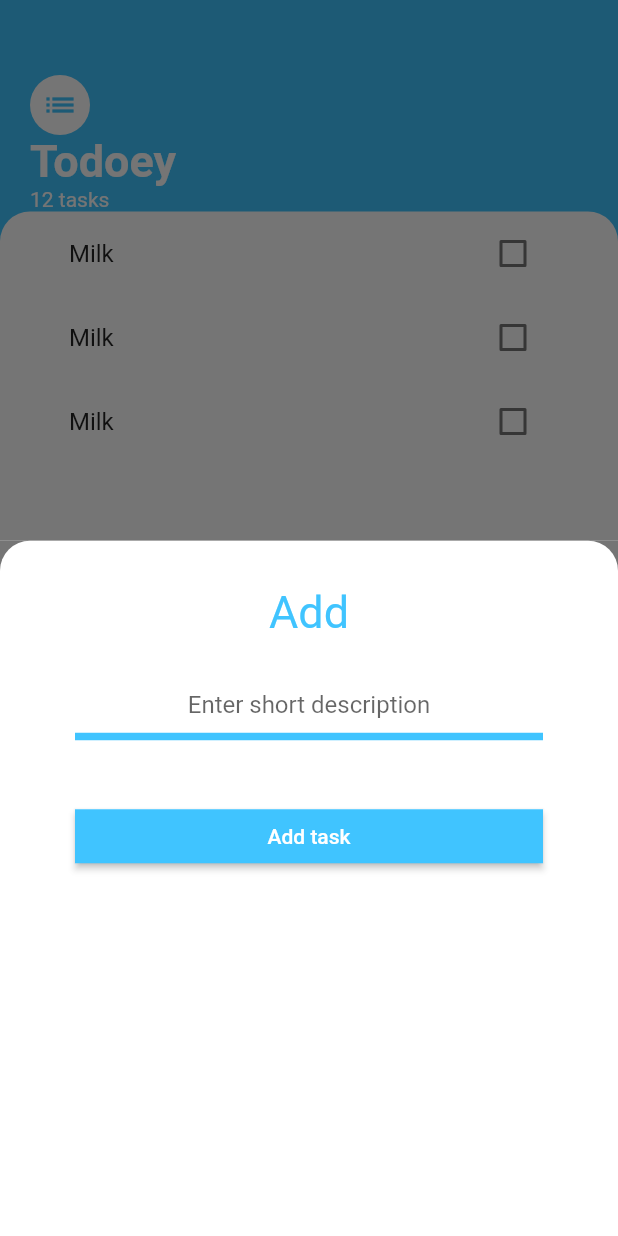
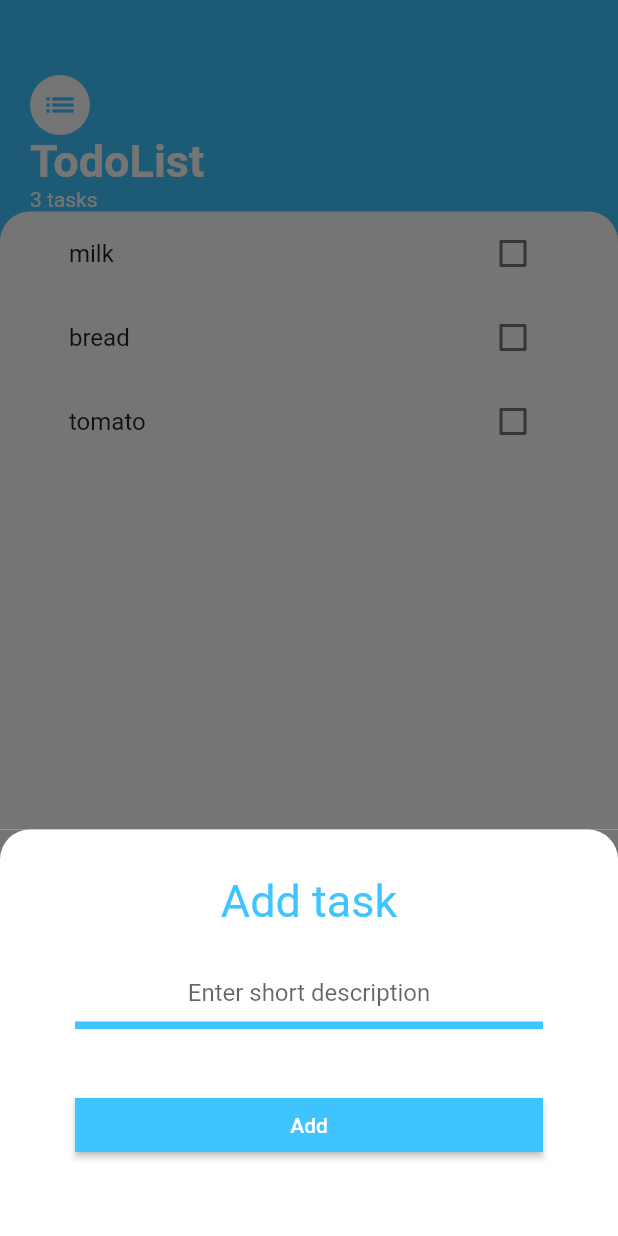
Before and after one commit to ilyatsaj/todo_list_flutter2, a Flutter app: the screen it shows after launch, after a tap on the "add" icon, on a phone screen of 412 x 824 dp. Run offline on Flutter 3.47's test engine with Material 2 defaults, Android fonts, the phone set to English and light mode, and no system bars.

Commit message:
add provider, refactor names, move styles to separate file

```diff
--- a/lib/entities/task.dart
+++ /dev/null
@@ -1,27 +0,0 @@
-import 'package:flutter/material.dart';
-
-class Task extends StatelessWidget {
-  Task({required this.text, required this.isChecked});
-
-  String text;
-  bool isChecked;
-
-  @override
-  Widget build(BuildContext context) {
-    return Row(
-      mainAxisAlignment: MainAxisAlignment.spaceAround,
-      children: [
-        Container(
-          child: Text(text),
-        ),
-        Container(
-            child: Checkbox(
-          value: isChecked,
-          onChanged: (bool? value) {
-            value == true ? value = false : value = true;
-          },
-        )),
-      ],
-    );
-  }
-}
--- a/lib/entities/task_list.dart
+++ /dev/null
@@ -1,15 +0,0 @@
-import 'package:flutter/material.dart';
-import 'package:todoey_flutter2/entities/task_tile.dart';
-
-class TaskList extends StatelessWidget {
-  @override
-  Widget build(BuildContext context) {
-    return ListView(
-      children: [
-        TaskTile(),
-        TaskTile(),
-        TaskTile(),
-      ],
-    );
-  }
-}
--- a/lib/entities/task_tile.dart
+++ /dev/null
@@ -1,14 +0,0 @@
-import 'package:flutter/material.dart';
-
-class TaskTile extends StatelessWidget {
-  @override
-  Widget build(BuildContext context) {
-    return ListTile(
-      title: Text('Milk'),
-      trailing: Checkbox(
-        value: false,
-        onChanged: (bool? value) {},
-      ),
-    );
-  }
-}
--- a/lib/main.dart
+++ b/lib/main.dart
@@ -1,16 +1,20 @@
 import 'package:flutter/material.dart';
+import 'package:provider/provider.dart';
 import 'package:todoey_flutter2/screens/tasks_screen.dart';
+import 'models/task_data.dart';
 
 void main() {
   runApp(MyApp());
 }
 
 class MyApp extends StatelessWidget {
-  // This widget is the root of your application.
   @override
   Widget build(BuildContext context) {
-    return MaterialApp(
-      home: TasksScreen(),
+    return ChangeNotifierProvider<TaskData>(
+      create: (context) => TaskData(),
+      child: MaterialApp(
+        home: TasksScreen(),
+      ),
     );
   }
 }
--- /dev/null
+++ b/lib/models/task.dart
@@ -0,0 +1,10 @@
+
+class Task {
+  Task({required this.name, this.isDone = false});
+  String name;
+  bool isDone;
+
+  void toggleDone() {
+    isDone = !isDone;
+  }
+}
--- /dev/null
+++ b/lib/models/task_data.dart
@@ -0,0 +1,15 @@
+import 'package:flutter/cupertino.dart';
+import 'package:todoey_flutter2/models/task.dart';
+
+class TaskData extends ChangeNotifier {
+  List<Task> tasks = [
+    Task(name: 'milk'),
+    Task(name: 'bread'),
+    Task(name: 'tomato'),
+  ];
+
+  void addTask(String taskName) {
+    tasks.add(Task(name: taskName));
+    notifyListeners();
+  }
+}
--- a/lib/screens/add_task_screen.dart
+++ b/lib/screens/add_task_screen.dart
@@ -1,10 +1,17 @@
 import 'package:flutter/material.dart';
+import 'package:provider/provider.dart';
+import 'package:todoey_flutter2/themes.dart';
+import '../models/task_data.dart';
 
 class AddTaskScreen extends StatelessWidget {
+  // final Function addTaskCallback;
+  // AddTaskScreen(this.addTaskCallback);
+
   @override
   Widget build(BuildContext context) {
+    late String newTaskTitle;
     return Container(
-      color: Color(0xff757575),
+      color: kDarkenedScreenColor,
       child: Container(
         padding: EdgeInsets.only(left: 50.0, right: 50.0, top: 30),
         decoration: BoxDecoration(
@@ -17,11 +24,8 @@ class AddTaskScreen extends StatelessWidget {
         child: Column(
           children: [
             Text(
-              'Add',
-              style: TextStyle(
-                color: Colors.lightBlueAccent,
-                fontSize: 30.0,
-              ),
+              'Add task',
+              style: kAddTasksHeader,
             ),
             Padding(
               padding: EdgeInsets.only(top: 20),
@@ -32,16 +36,15 @@ class AddTaskScreen extends StatelessWidget {
                       borderSide:
                           BorderSide(color: Colors.lightBlueAccent, width: 5.0),
                     ),
-                    // focusedBorder: UnderlineInputBorder(
-                    //   borderSide:
-                    //       BorderSide(color: Colors.lightBlueAccent, width: 5.0),
-                    // ),
                     hintText: 'Enter short description'),
+                onChanged: (newValue) {
+                  newTaskTitle = newValue;
+                },
               ),
             ),
             Container(
               width: 700.0,
-              padding: EdgeInsets.only(top: 40.0),
+              padding: EdgeInsets.only(top: 40.0, bottom: 50.0),
               child: ElevatedButton(
                 style: ButtonStyle(
                   shape: MaterialStateProperty.all<RoundedRectangleBorder>(
@@ -51,10 +54,15 @@ class AddTaskScreen extends StatelessWidget {
                   backgroundColor:
                       MaterialStateProperty.all<Color>(Colors.lightBlueAccent),
                 ),
-                onPressed: () {},
+                onPressed: () {
+                  //if (newTaskTitle != null)
+                  Provider.of<TaskData>(context, listen: false)
+                      .addTask(newTaskTitle);
+                  Navigator.pop(context);
+                },
                 child: Text(
-                  'Add task',
-                  style: TextStyle(color: Colors.white),
+                  'Add',
+                  style: kGeneralStyle,
                 ),
               ),
             )
--- a/lib/screens/tasks_screen.dart
+++ b/lib/screens/tasks_screen.dart
@@ -1,13 +1,18 @@
 import 'package:flutter/cupertino.dart';
 import 'package:flutter/material.dart';
-import 'package:todoey_flutter2/entities/task.dart';
-import 'package:todoey_flutter2/entities/task_list.dart';
+import 'package:provider/provider.dart';
 import 'package:todoey_flutter2/screens/add_task_screen.dart';
+import 'package:todoey_flutter2/themes.dart';
+import 'package:todoey_flutter2/widgets/task_list.dart';
 
-class TasksScreen extends StatelessWidget {
-  Task task1 = new Task(text: 'Buy bread', isChecked: false);
-  List<Task> tasks = [];
+import '../models/task_data.dart';
 
+class TasksScreen extends StatefulWidget {
+  @override
+  _TasksScreenState createState() => _TasksScreenState();
+}
+
+class _TasksScreenState extends State<TasksScreen> {
   @override
   Widget build(BuildContext context) {
     return Scaffold(
@@ -15,7 +20,19 @@ class TasksScreen extends StatelessWidget {
         child: Icon(Icons.add),
         onPressed: () {
           showModalBottomSheet(
-              context: context, builder: (context) => AddTaskScreen());
+            context: context,
+            // builder: (context) => AddTaskScreen((newTaskTitle) {
+            //   print(newTaskTitle);
+            // }),
+            isScrollControlled: true,
+            builder: (context) => SingleChildScrollView(
+              child: Container(
+                padding: EdgeInsets.only(
+                    bottom: MediaQuery.of(context).viewInsets.bottom),
+                child: AddTaskScreen(),
+              ),
+            ),
+          );
         },
         backgroundColor: Colors.lightBlueAccent,
       ),
@@ -36,15 +53,12 @@ class TasksScreen extends StatelessWidget {
                   ),
                 ),
                 Text(
-                  'Todoey',
-                  style: TextStyle(
-                      fontSize: 30.0,
-                      color: Colors.white,
-                      fontWeight: FontWeight.bold),
+                  'TodoList',
+                  style: kMainLabel,
                 ),
                 Text(
-                  '12 tasks',
-                  style: TextStyle(color: Colors.white),
+                  '${Provider.of<TaskData>(context).tasks.length} tasks',
+                  style: kGeneralStyle,
                 ),
               ],
             ),
--- /dev/null
+++ b/lib/themes.dart
@@ -0,0 +1,12 @@
+import 'package:flutter/material.dart';
+
+const kMainLabel =
+    TextStyle(fontSize: 30.0, color: Colors.white, fontWeight: FontWeight.bold);
+
+const kGeneralStyle = TextStyle(color: Colors.white);
+const kAddTasksHeader = TextStyle(
+  color: Colors.lightBlueAccent,
+  fontSize: 30.0,
+);
+
+const kDarkenedScreenColor = Color(0xff757575);
--- /dev/null
+++ b/lib/widgets/task_list.dart
@@ -0,0 +1,24 @@
+import 'package:flutter/material.dart';
+import 'package:provider/provider.dart';
+import 'package:todoey_flutter2/widgets/task_tile.dart';
+import '../models/task_data.dart';
+
+class TaskList extends StatelessWidget {
+  @override
+  Widget build(BuildContext context) {
+    return ListView.builder(
+      itemBuilder: (context, index) {
+        return TaskTile(
+          taskTitle: Provider.of<TaskData>(context).tasks[index].name,
+          isChecked: Provider.of<TaskData>(context).tasks[index].isDone,
+          checkboxCallback: (checkboxState) {
+            // setState(() {
+            //   Provider.of<TaskData>(context).tasks[index].toggleDone();
+            // });
+          },
+        );
+      },
+      itemCount: Provider.of<TaskData>(context).tasks.length,
+    );
+  }
+}
--- /dev/null
+++ b/lib/widgets/task_tile.dart
@@ -0,0 +1,28 @@
+import 'package:flutter/material.dart';
+
+class TaskTile extends StatelessWidget {
+  TaskTile(
+      {required this.isChecked,
+      required this.taskTitle,
+      required this.checkboxCallback});
+  final bool isChecked;
+  final String taskTitle;
+  final Function checkboxCallback;
+  @override
+  Widget build(BuildContext context) {
+    return ListTile(
+      title: Text(
+        taskTitle,
+        style: TextStyle(
+            decoration: isChecked ? TextDecoration.lineThrough : null),
+      ),
+      trailing: Checkbox(
+        activeColor: Colors.lightBlueAccent,
+        value: isChecked,
+        onChanged: (newValue) {
+          checkboxCallback(newValue);
+        },
+      ),
+    );
+  }
+}
--- a/pubspec.yaml
+++ b/pubspec.yaml
@@ -28,6 +28,7 @@ dependencies:
   # The following adds the Cupertino Icons font to your application.
   # Use with the CupertinoIcons class for iOS style icons.
   cupertino_icons: ^1.0.2
+  provider: ^6.0.2
 
 dev_dependencies:
   flutter_test:
```
Also changed, not shown: pubspec.lock, 3 other files.
